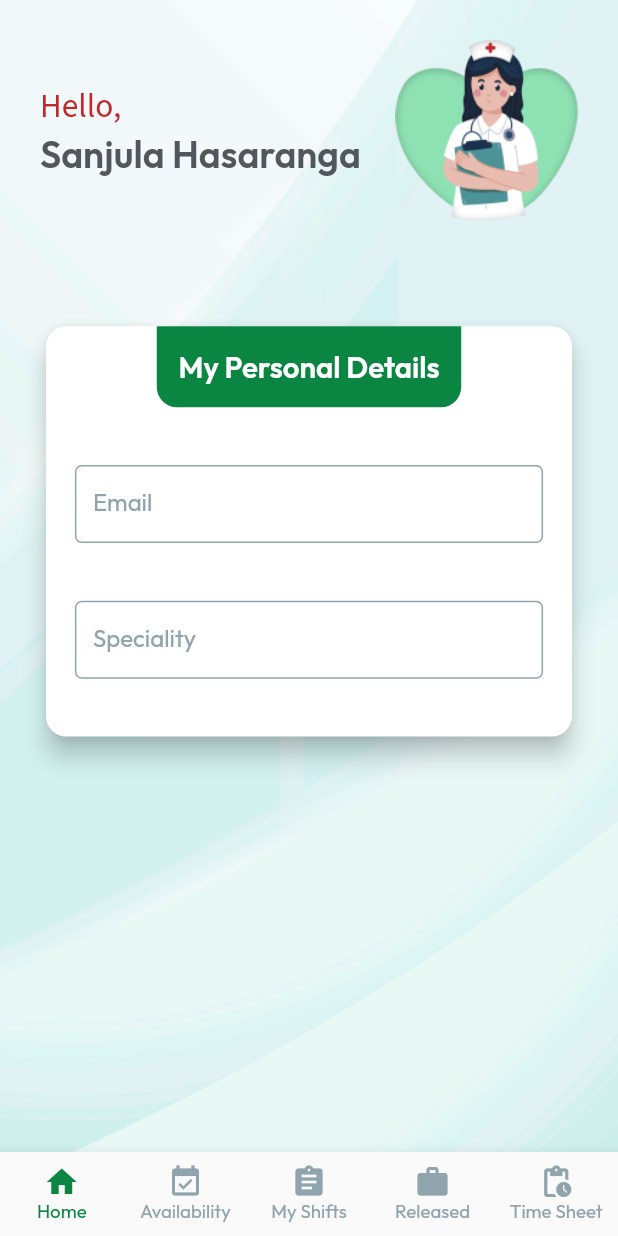
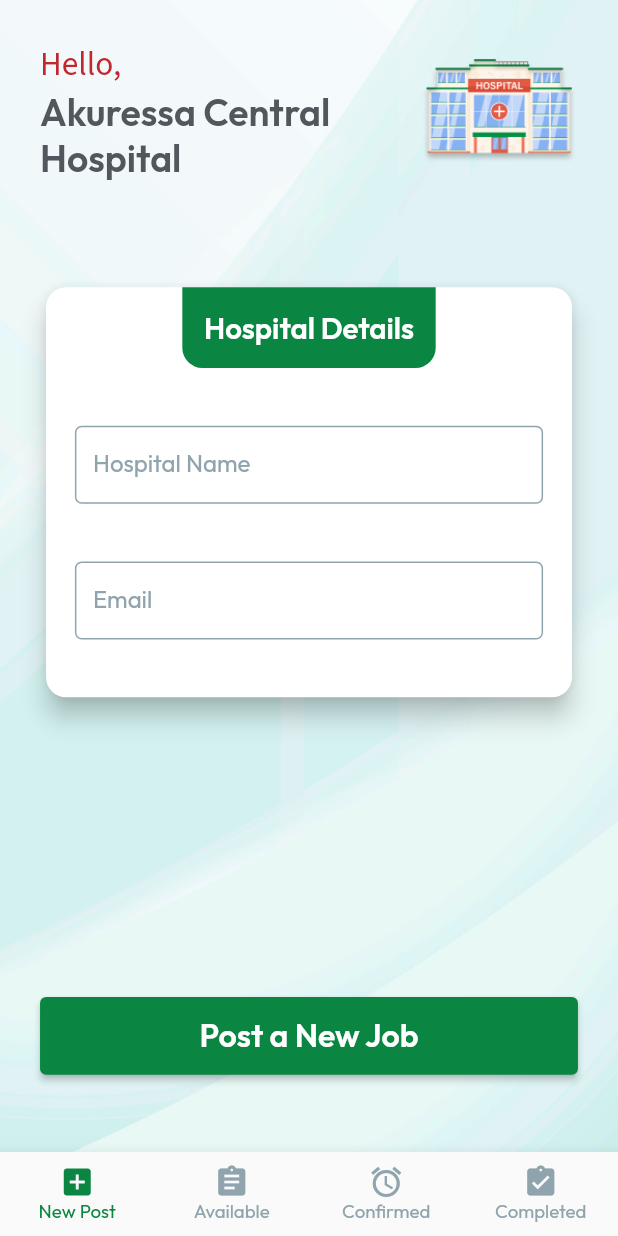
Before and after one commit to dnadawa/TOP, a Flutter app: the screen it shows after launch, on a phone screen of 412 x 824 dp. Run offline on Flutter 3.47's test engine with Material 2 defaults, Android fonts, the phone set to English and light mode, and no system bars; our stand-ins replace flutter_screenutil, fluttertoast, google_fonts, signature, table_calendar.

Commit message:
Complete create post design

```diff
--- a/lib/main.dart
+++ b/lib/main.dart
@@ -3,6 +3,7 @@ import 'package:flutter_screenutil/flutter_screenutil.dart';
 import 'package:google_fonts/google_fonts.dart';
 import 'package:provider/provider.dart';
 import 'package:top/controllers/user_controller.dart';
+import 'package:top/views/hospital/hospital_page_selector.dart';
 import 'package:top/views/log_in.dart';
 import 'package:top/views/my_shifts.dart';
 import 'package:top/views/page_selector.dart';
@@ -38,7 +39,7 @@ class MyApp extends StatelessWidget {
               ),
             ),
           ),
-          home: PageSelector(),
+          home: HospitalPageSelector(),
         ),
       ),
     );
--- /dev/null
+++ b/lib/views/hospital/hospital_new_post.dart
@@ -0,0 +1,90 @@
+import 'package:flutter/cupertino.dart';
+import 'package:flutter/material.dart';
+import 'package:flutter_screenutil/flutter_screenutil.dart';
+import 'package:google_fonts/google_fonts.dart';
+import 'package:top/views/hospital/hospital_create_post.dart';
+import 'package:top/widgets/backdrop.dart';
+import 'package:top/constants.dart';
+import 'package:top/widgets/button.dart';
+import 'package:top/widgets/heading_card.dart';
+import 'package:top/widgets/input_filed.dart';
+
+class HospitalNewPost extends StatelessWidget {
+  @override
+  Widget build(BuildContext context) {
+    return Scaffold(
+      body: Backdrop(
+        child: SingleChildScrollView(
+          child: Padding(
+            padding: EdgeInsets.all(30.h),
+            child: Column(
+              children: [
+                SizedBox(height: ScreenUtil().statusBarHeight),
+
+                //name
+                Row(
+                  children: [
+                    Expanded(
+                      child: Column(
+                        crossAxisAlignment: CrossAxisAlignment.start,
+                        children: [
+                          Text(
+                            'Hello,',
+                            style: GoogleFonts.sourceSansPro(
+                              color: kRed,
+                              fontSize: 25.sp,
+                            ),
+                          ),
+                          Text(
+                            'Akuressa Central Hospital',
+                            style: TextStyle(
+                                color: kGreyText, fontSize: 28.sp, fontWeight: FontWeight.w600),
+                          ),
+                        ],
+                      ),
+                    ),
+                    SizedBox(width: 20.w),
+                    Image.asset(
+                      'assets/hospital.png',
+                      height: 80.h,
+                    ),
+                  ],
+                ),
+                SizedBox(height: 75.h),
+
+                //details
+                HeadingCard(
+                  title: 'Hospital Details',
+                  child: Padding(
+                    padding: EdgeInsets.all(20.w),
+                    child: Column(
+                      children: [
+                        Padding(
+                          padding: EdgeInsets.symmetric(vertical: 20.w),
+                          child: InputField(text: 'Hospital Name'),
+                        ),
+                        Padding(
+                          padding: EdgeInsets.symmetric(vertical: 20.w),
+                          child: InputField(text: 'Email'),
+                        ),
+                      ],
+                    ),
+                  ),
+                ),
+
+                SizedBox(height: 220.h),
+                SizedBox(
+                  width: double.infinity,
+                  child: Button(
+                    text: 'Post a New Job',
+                    onPressed: () => Navigator.push(context, CupertinoPageRoute(builder: (_) => HospitalCreatePost())),
+                  ),
+                ),
+              ],
+            ),
+          ),
+        ),
+      ),
+    );
+  }
+}
--- /dev/null
+++ b/lib/views/hospital/hospital_page_selector.dart
@@ -0,0 +1,65 @@
+import 'package:flutter/material.dart';
+import 'package:flutter_screenutil/flutter_screenutil.dart';
+import 'package:top/constants.dart';
+import 'package:top/views/availability.dart';
+import 'package:top/views/home.dart';
+import 'package:top/views/hospital/hospital_new_post.dart';
+import 'package:top/views/my_shifts.dart';
+import 'package:top/views/released_shifts.dart';
+import 'package:top/views/timesheets.dart';
+
+class HospitalPageSelector extends StatefulWidget {
+
+  @override
+  State<HospitalPageSelector> createState() => _HospitalPageSelectorState();
+}
+
+class _HospitalPageSelectorState extends State<HospitalPageSelector> {
+  final PageController controller = PageController();
+  int currentIndex = 0;
+
+  @override
+  void initState(){
+    super.initState();
+    if(mounted){
+      controller.addListener(() {
+        setState(() => currentIndex = controller.page!.toInt());
+      });
+    }
+  }
+
+  @override
+  Widget build(BuildContext context) {
+    return Scaffold(
+      body: PageView(
+        controller: controller,
+        physics: NeverScrollableScrollPhysics(),
+        children: [
+          HospitalNewPost(),
+          Availability(),
+          MyShifts(),
+          ReleasedShifts(),
+        ],
+      ),
+
+      bottomNavigationBar: BottomNavigationBar(
+        selectedItemColor: kGreen,
+        unselectedItemColor: kDisabled,
+        showUnselectedLabels: true,
+        selectedLabelStyle: TextStyle(fontSize: 14.sp, fontWeight: FontWeight.w400),
+        unselectedLabelStyle: TextStyle(fontSize: 14.sp, fontWeight: FontWeight.w400),
+        type: BottomNavigationBarType.fixed,
+        currentIndex: currentIndex,
+        onTap: (index){
+          controller.animateToPage(index, duration: Duration(milliseconds: 100), curve: Curves.easeInOut);
+        },
+        items: [
+          BottomNavigationBarItem(icon: Icon(Icons.add_box), label: 'New Post'),
+          BottomNavigationBarItem(icon: Icon(Icons.assignment), label: 'Available'),
+          BottomNavigationBarItem(icon: Icon(Icons.alarm), label: 'Confirmed'),
+          BottomNavigationBarItem(icon: Icon(Icons.assignment_turned_in), label: 'Completed'),
+        ],
+      ),
+    );
+  }
+}
```
Also changed, not shown: lib/views/hospital/hospital_create_post.dart (added, +84 -0 lines), assets/hospital.png (added).
